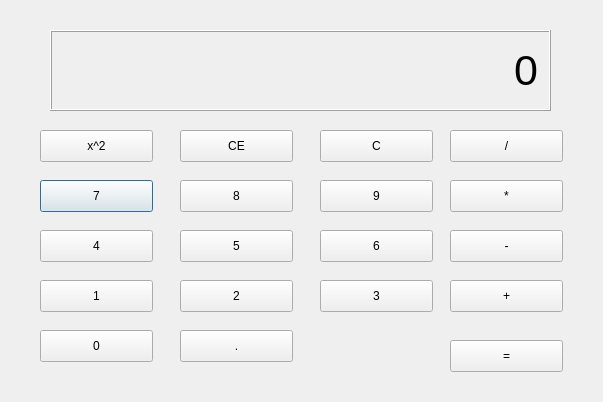
The window that pyqt_calculator/Pyqt_calculator.ui (nawinptkb/nawinptkb) describes before a commit, drawn with Qt 5.
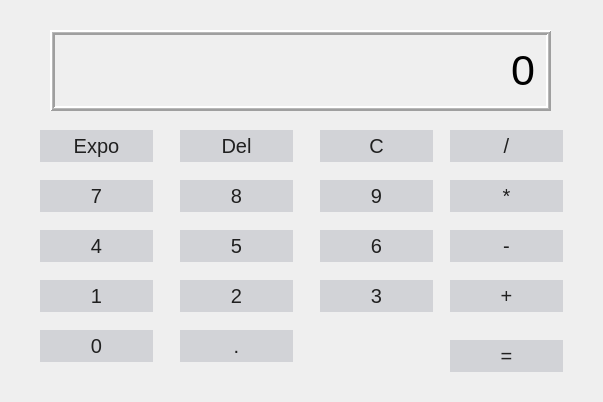
The same window after the commit.

What changed in the file:
```diff
--- a/pyqt_calculator/Pyqt_calculator.ui
+++ b/pyqt_calculator/Pyqt_calculator.ui
@@ -2,9 +2,31 @@
 <ui version="4.0">
  <class>Dialog</class>
  <widget class="QDialog" name="Dialog">
+  <property name="geometry">
+   <rect>
+    <x>0</x>
+    <y>0</y>
+    <width>603</width>
+    <height>402</height>
+   </rect>
+  </property>
   <property name="windowTitle">
    <string>Dialog</string>
   </property>
+  <property name="styleSheet">
+   <string notr="true">#Form{
+    background:#202020;
+
+}
+
+QPushButton{
+    background:#d2d3d7;
+    border:none;
+    font-family: Arial, Helvetica, sans-serif;
+    font-size:20px;
+    color:#202020;
+}</string>
+  </property>
   <widget class="QPushButton" name="seven">
    <property name="geometry">
     <rect>
@@ -210,7 +232,7 @@
     </rect>
    </property>
    <property name="text">
-    <string>CE</string>
+    <string>Del</string>
    </property>
   </widget>
   <widget class="QPushButton" name="Power2">
@@ -223,7 +245,7 @@
     </rect>
    </property>
    <property name="text">
-    <string>x^2</string>
+    <string>Expo</string>
    </property>
   </widget>
   <widget class="QPushButton" name="zero">
@@ -273,6 +295,9 @@
     <enum>QFrame::Raised</enum>
    </property>
    <property name="lineWidth">
+    <number>2</number>
+   </property>
+   <property name="midLineWidth">
     <number>1</number>
    </property>
    <property name="text">
```
Left out of the diff: 2 changed lines with no effect on the pictures.
